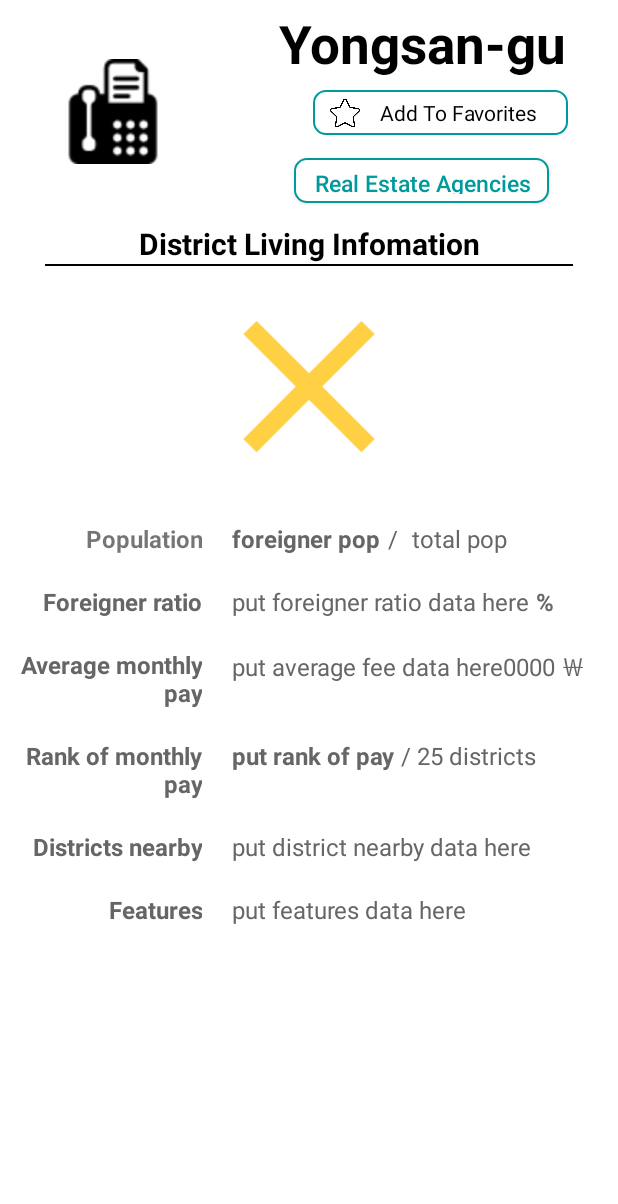
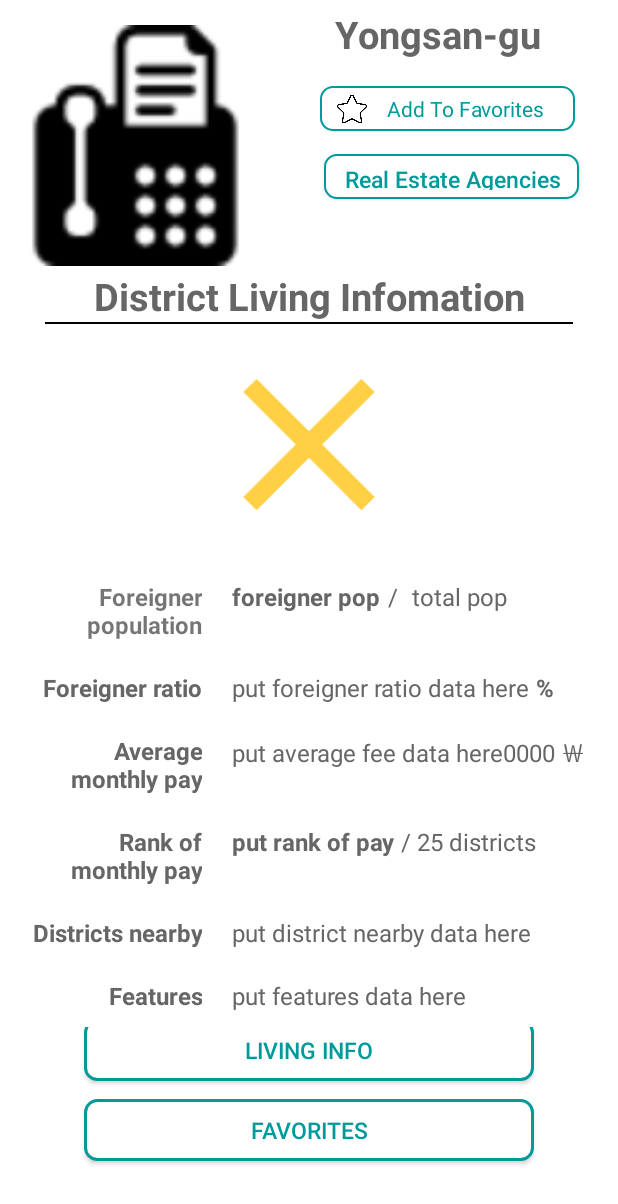
Before and after one commit to Seoulite-mobileapp/Seoulite_Android, an Android app: the fragment LivingInfoFragment placed in its activity, on a phone screen of 412 x 824 dp. Shown: the top 1204 px of the screen. Run offline under Robolectric (Android 15) with nearby library versions, the phone set to English and light mode, and no system bars; our stand-ins replace ButterKnife; libraries missing offline, so code that uses them is left out: com.miguelcatalan.materialsearchview; plain views replace MaterialSearchView; 14 statements that could not run were skipped.

Commit message:
district favorite update

```diff
--- a/app/src/main/java/com/seoulite_android/seoulite/AgencyByDistrictFragment.java
+++ b/app/src/main/java/com/seoulite_android/seoulite/AgencyByDistrictFragment.java
@@ -134,7 +134,7 @@
         ImageView mSetInvisible = view.findViewById(R.id.language_invisible);
         if (savedInstanceState == null) {
             Bundle args = getArguments();
-            districtName = args.getString("districtName");
+            districtName = args.getString("disName");
             if (districtName == null) {
                 Log.d(TAG, "setDistrirctName: districtName is null.");
             }
--- a/app/src/main/res/layout/fragment_living_info.xml
+++ b/app/src/main/res/layout/fragment_living_info.xml
@@ -3,29 +3,29 @@
     xmlns:app="http://schemas.android.com/apk/res-auto"
     xmlns:tools="http://schemas.android.com/tools"
     android:layout_width="match_parent"
-    android:layout_height="match_parent"
+    android:layout_height="wrap_content"
     android:orientation="vertical"
     android:background="@android:color/white">
 
     <LinearLayout
         android:layout_width="match_parent"
-        android:layout_height="wrap_content"
+        android:layout_height="180dp"
         android:orientation="horizontal">
 
         <ImageView
             android:id="@+id/living_info_map_image"
             android:layout_width="0dp"
-            android:layout_height="70dp"
+            android:layout_height="170dp"
+            android:layout_weight="2"
             android:layout_gravity="center_vertical"
-            android:layout_margin="10dp"
-            android:layout_marginLeft="30dp"
-            android:layout_weight="1"
+            android:layout_marginLeft="10dp"
+            android:layout_marginTop="7dp"
             android:src="@drawable/ic_x_shape"/>
 
         <LinearLayout
             android:layout_width="0dp"
             android:layout_height="wrap_content"
-            android:layout_weight="2"
+            android:layout_weight="3"
             android:orientation="vertical"
             android:padding="3dp">
 
@@ -35,8 +35,8 @@
                 android:layout_height="wrap_content"
                 android:gravity="center"
                 android:padding="2dp"
-                android:textColor="#000000"
-                android:textSize="35sp"
+                android:textColor="#666666"
+                android:textSize="25sp"
                 android:textStyle="bold"
                 android:text="Yongsan-gu" />
 
@@ -47,11 +47,12 @@
                 android:background="@drawable/agencyinfo_btn_border"
                 android:layout_gravity="end"
                 android:orientation="horizontal"
-                android:layout_marginEnd="30dp"
+                android:layout_marginEnd="25dp"
                 android:paddingBottom="5dp"
                 android:paddingTop="5dp"
-                android:layout_marginTop="5dp"
-                android:layout_marginBottom="5dp">
+                android:layout_marginTop="15dp"
+                android:layout_marginBottom="5dp"
+                android:layout_marginLeft="5dp">
 
                 <ImageView
                     android:id="@+id/living_info_favorite_star"
@@ -66,7 +67,7 @@
                     android:layout_height="30dp"
                     android:paddingRight="10dp"
                     android:text="@string/agencyinfo_addtofavorites"
-                    android:textColor="@android:color/black"
+                    android:textColor="#009a9b"
                     android:autoSizeTextType="uniform"/>
 
             </LinearLayout>
@@ -77,7 +78,8 @@
                 android:layout_height="30dp"
                 android:layout_gravity="center"
                 android:layout_marginTop="10dp"
-                android:layout_marginBottom="10dp"
+                android:layout_marginBottom="5dp"
+                android:layout_marginLeft="10dp"
                 android:background="@drawable/agencyinfo_btn_border"
                 android:textColor="#009a9b"
                 android:text="  Real Estate Agencies  "
@@ -96,8 +98,8 @@
             android:layout_height="wrap_content"
             android:gravity="center"
             android:text="District Living Infomation"
-            android:textColor="#000000"
-            android:textSize="20sp"
+            android:textColor="#666666"
+            android:textSize="25sp"
             android:textStyle="bold" />
 
         <View
@@ -106,6 +108,7 @@
             android:layout_marginLeft="30dp"
             android:layout_marginRight="30dp"
             android:background="#000000" />
+
     </LinearLayout>
 
     <ScrollView
@@ -125,9 +128,10 @@
                 android:layout_width="match_parent"
                 android:layout_height="150dp"
                 android:layout_gravity="center"
-                android:layout_margin="5dp"
-                android:layout_marginLeft="0dp"
-                android:layout_marginRight="0dp"
+                android:layout_marginTop="5dp"
+                android:layout_marginBottom="5dp"
+                android:layout_marginLeft="20dp"
+                android:layout_marginRight="20dp"
                 android:src="@drawable/living_info_ci_yongsangu"/>
 
             <LinearLayout
@@ -140,7 +144,7 @@
                     android:layout_height="wrap_content"
                     android:layout_margin="10dp"
                     android:gravity="right"
-                    android:text="Population"
+                    android:text="Foreigner    population"
                     android:textSize="16sp"
                     android:textStyle="bold"
                     android:layout_weight="1.3" />
@@ -241,7 +245,7 @@
                     android:layout_height="wrap_content"
                     android:layout_margin="10dp"
                     android:gravity="right"
-                    android:text="Average monthly pay"
+                    android:text="Average    monthly pay"
                     android:textColor="#666666"
                     android:textSize="16sp"
                     android:textStyle="bold"
@@ -285,7 +289,7 @@
                     android:layout_height="wrap_content"
                     android:layout_margin="10dp"
                     android:gravity="right"
-                    android:text="Rank of monthly pay"
+                    android:text="Rank of    monthly pay"
                     android:textColor="#666666"
                     android:textSize="16sp"
                     android:textStyle="bold"
```
Also changed, not shown: app/src/main/java/com/seoulite_android/seoulite/LivingInfoFragment.java (+32 -7 lines).
